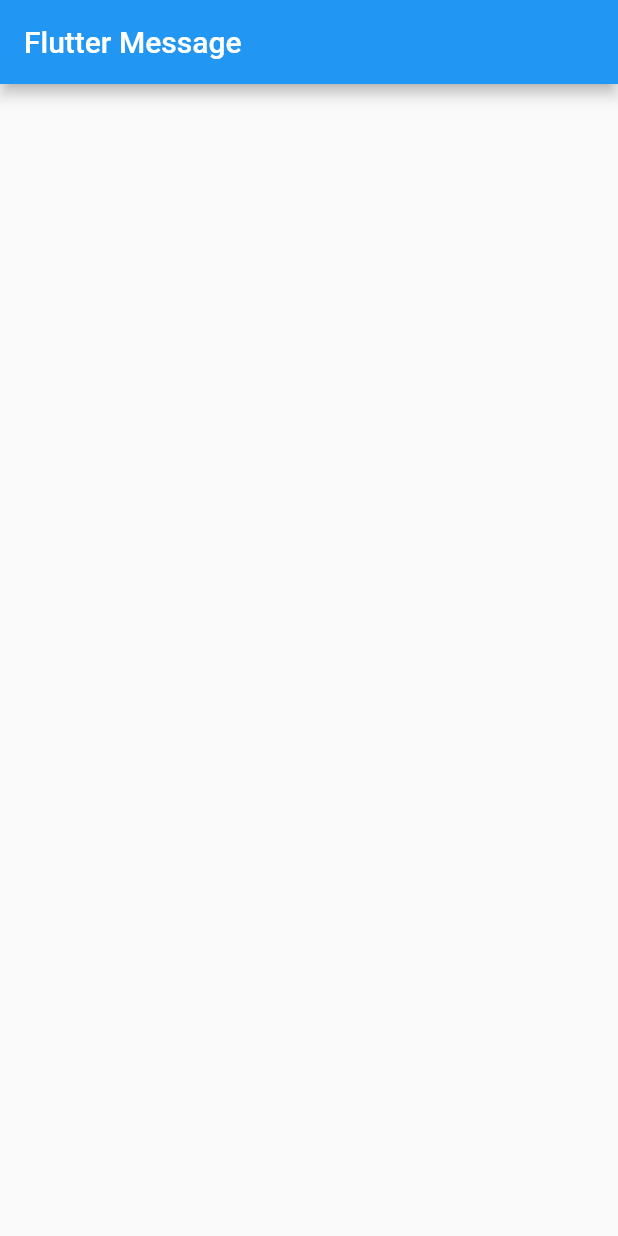
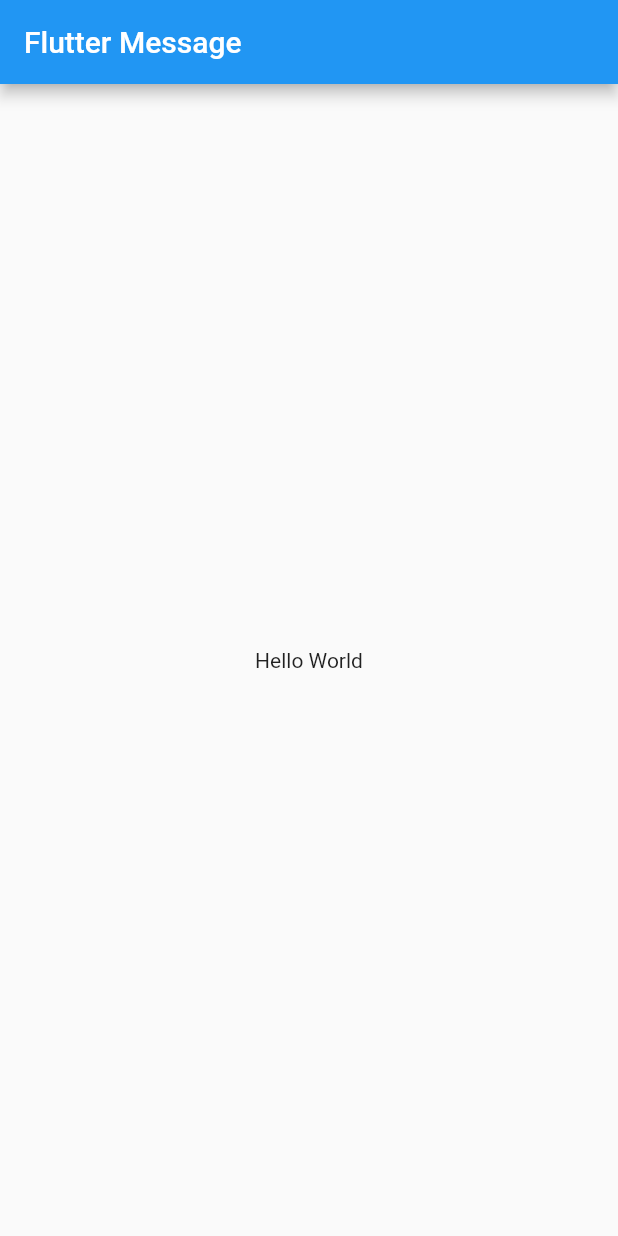
Before and after one commit to chinmayc14/message, a Flutter app: the screen it shows after launch, on a phone screen of 412 x 824 dp. Run offline on Flutter 3.47's test engine with Material 2 defaults, Android fonts, the phone set to English and light mode, and no system bars.

Commit message:
travis ci

```diff
--- a/lib/main.dart
+++ b/lib/main.dart
@@ -34,7 +34,9 @@ class _MyHomePageState extends State<MyHomePage> {
         // the App.build method, and use it to set our appbar title.
         title: Text(widget.title),
       ),
-      body: Center(),
+      body: Center(
+        child: Text('Hello World'),
+      ),
     );
   }
 }
```
